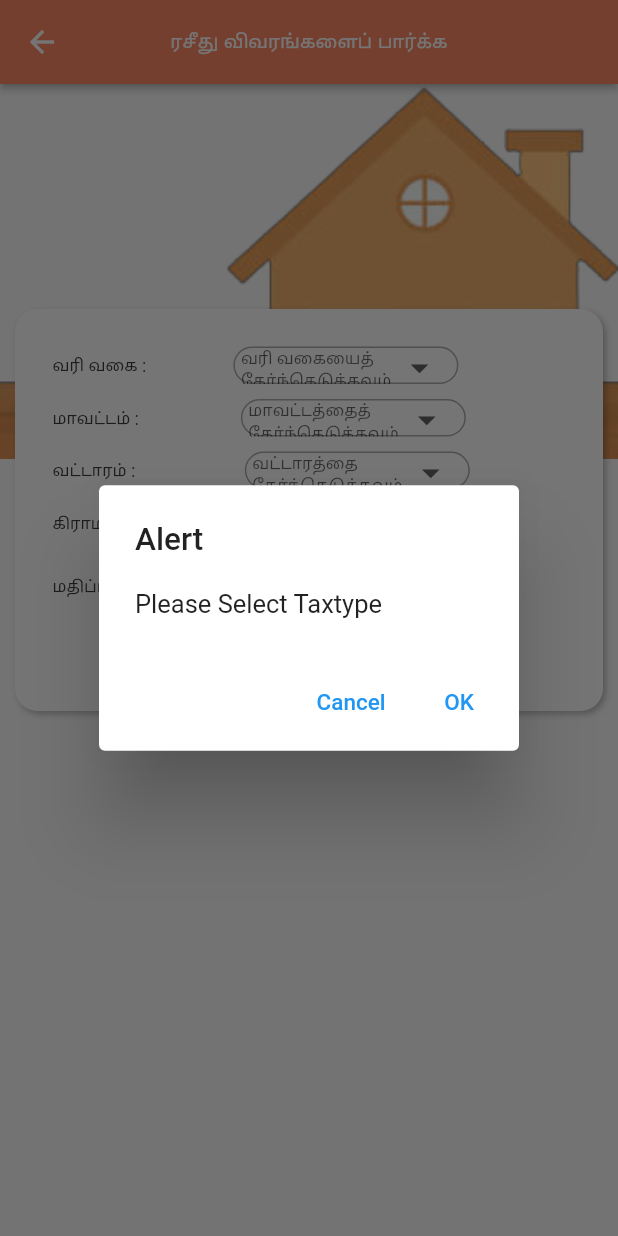
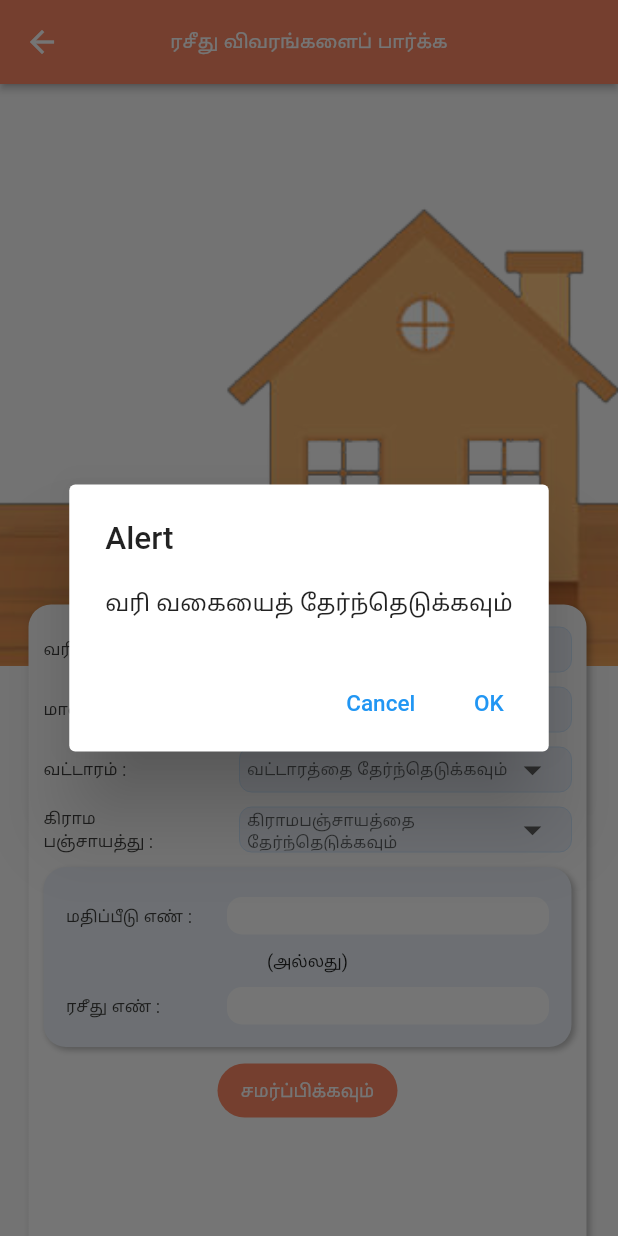
Before and after one commit to TNANDROID/public_vptax, a Flutter app: the ViewReceipt screen opened directly, after a tap on "சமர்ப்பிக்கவும்", on a phone screen of 412 x 824 dp. Run offline on Flutter 3.47's test engine with Material 2 defaults, Android fonts, the phone set to English and light mode, and no system bars; our stand-ins replace easy_localization, flutter_form_builder, flutter_spinkit, flutter_staggered_animations, form_builder_validators, get_it and 6 more; missing offline and left inert: encrypt, open_settings; accounts and stored records are empty.

Commit message:
View receipt Change

```diff
--- a/lib/Activity/Auth/View_receipt.dart
+++ b/lib/Activity/Auth/View_receipt.dart
@@ -1,6 +1,5 @@
 import 'dart:async';
 import 'dart:convert';
-import 'package:dropdown_button2/dropdown_button2.dart';
 import 'package:easy_localization/easy_localization.dart';
 import 'package:flutter/cupertino.dart';
 import 'package:flutter/material.dart';
@@ -39,6 +38,7 @@ class _ViewReceiptState extends State<ViewReceipt> {
   String selectedBlock = "";
   String selectedvillage = "";
   String selectedTaxType = "";
+  bool taxFlag=false;
   bool districtFlag=false;
   bool blockFlag=false;
   bool villageFlag=false;
@@ -147,12 +147,18 @@ class _ViewReceiptState extends State<ViewReceipt> {
           fontSize: 12, fontWeight: FontWeight.w400, color: c.grey_8),
         decoration: InputDecoration(
           contentPadding: EdgeInsets.only(left: 5),
+          constraints: BoxConstraints(
+            maxHeight: 30
+          ),
           hintText: inputHint,
           hintStyle: TextStyle(fontSize: 11),
           filled: true,
-          fillColor: Colors.white,
-          enabledBorder: UIHelper.getInputBorder(1, borderColor: c.grey_6),
-          focusedBorder: UIHelper.getInputBorder(1, borderColor: c.grey_6),
+          fillColor: c.need_improvement2,
+          enabledBorder: OutlineInputBorder(
+            borderSide:BorderSide(color: c.need_improvement1, width: 0.0),
+            borderRadius:BorderRadius.circular(8),
+          ),
+          focusedBorder: UIHelper.getInputBorder(1, borderColor: c.dot_light_screen_lite),
         ),
         name: fieldName,
       initialValue: index == 0
@@ -249,19 +255,20 @@ class _ViewReceiptState extends State<ViewReceipt> {
         body:SingleChildScrollView(
           child: Column(
             children: [
-              Stack(
-                  children: [
                     Container(
+                      height: MediaQuery.of(context).size.height/2,
                       child: Image.asset(
                         imagePath.house_tax,
                         fit: BoxFit.fitWidth,
                         width: MediaQuery.of(context).size.width,
-                        height: 250,
                       ),
                     ),
               Container(
-                      margin: EdgeInsets.only(top: 150,left: 10,right: 10),
-                      padding: EdgeInsets.only(left: 20,right: 20,top: 20),
+                transform: Matrix4.translationValues(-6.0,-70.0,10.0),
+                margin: EdgeInsets.only(left: 25,right: 15,top:5),
+                padding:  EdgeInsets.only(top: 10,left: 5,right: 5),
+                height: MediaQuery.of(context).size.height/1.8,
+                // padding: EdgeInsets.only(left: 12,top: 20),
                 decoration:
                 UIHelper.roundedBorderWithColorWithShadow(
                     15,c.white,c.white,borderColor: Colors.transparent,borderWidth: 5),
@@ -272,7 +279,8 @@ class _ViewReceiptState extends State<ViewReceipt> {
                       child: Row(
                         mainAxisAlignment: MainAxisAlignment.start,
                         children: [
-                                Container(
+                          Expanded(
+                            flex:1,
                             child: Text(
                               'taxType'.tr().toString()+" : ",
                               style: TextStyle(
@@ -281,10 +289,8 @@ class _ViewReceiptState extends State<ViewReceipt> {
                             ),
                           ),
                           UIHelper.horizontalSpaceMedium,
-                                Container(
-                                    margin: EdgeInsets.only(left: 35),
-                                    width:150,
-                                    height: 25,
+                          Expanded(
+                            flex: 2,
                             child: addInputDropdownField(
                                 0, 'select_taxtype'.tr().toString(),
                                 'taxType'.tr().toString(), "Required"),
@@ -298,7 +304,8 @@ class _ViewReceiptState extends State<ViewReceipt> {
                       child: Row(
                         mainAxisAlignment: MainAxisAlignment.start,
                         children: [
-                                Container(
+                          Expanded(
+                            flex:1,
                             child: Text(
                               'district'.tr().toString()+" : ",
                               style: TextStyle(
@@ -307,10 +314,8 @@ class _ViewReceiptState extends State<ViewReceipt> {
                             ),
                           ),
                           UIHelper.horizontalSpaceMedium,
-                                Container(
-                                    margin: EdgeInsets.only(left: 45),
-                                    width:150,
-                                    height: 25,
+                          Expanded(
+                            flex: 2,
                             child:
                             addInputDropdownField(1, 'select_District'.tr().toString(),'district', "Required"),
                           )
@@ -323,7 +328,8 @@ class _ViewReceiptState extends State<ViewReceipt> {
                       child: Row(
                         mainAxisAlignment: MainAxisAlignment.start,
                         children: [
-                                Container(
+                          Expanded(
+                            flex:1,
                             child: Text(
                               'block'.tr().toString()+" : ",
                               style: TextStyle(
@@ -332,12 +338,9 @@ class _ViewReceiptState extends State<ViewReceipt> {
                             ),
                           ),
                           UIHelper.horizontalSpaceMedium,
-                                Container(
-                                    margin: EdgeInsets.only(left: 50),
-                                    width:150,
-                                    height: 25,
-                                    child:
-                                    addInputDropdownField(
+                          Expanded(
+                            flex: 2,
+                            child:addInputDropdownField(
                                 2, 'select_Block'.tr().toString(),
                                 "block", "Required"),
                           )
@@ -348,10 +351,11 @@ class _ViewReceiptState extends State<ViewReceipt> {
                     Visibility(
                       visible: villageFlag ? true : false,
                       child: Row(
-                              crossAxisAlignment: CrossAxisAlignment.center,
+
                         mainAxisAlignment: MainAxisAlignment.start,
                         children: [
-                                Container(
+                          Expanded(
+                            flex: 1,
                             child: Text(
                               'villagePanchayat'.tr().toString()+" : ",
                               style: TextStyle(
@@ -359,26 +363,27 @@ class _ViewReceiptState extends State<ViewReceipt> {
                                   color: c.grey_10),
                             ),
                           ),
-                                Container(
-                                    margin: EdgeInsets.only(left: 12),
-                                    width:145,
-                                    height: 25,
-                                    child:
-                                    addInputDropdownField(
+                          UIHelper.horizontalSpaceMedium,
+                          Expanded(
+                            flex: 2,
+                            child: addInputDropdownField(
                                 3, 'select_VillagePanchayat'.tr().toString(),
                                 "villagePanchayat", "Required"),
                           )
                         ],
                       ),
                     ),
-                          Visibility(
-                            visible: districtFlag ? true : false,
-                            child: Row(
-                              mainAxisAlignment: MainAxisAlignment.start,
+                    UIHelper.verticalSpaceSmall,
+                    Container(
+                      decoration:UIHelper.roundedBorderWithColorWithShadow(
+                          15,c.need_improvement2,c.need_improvement2,borderColor: Colors.transparent,borderWidth: 5),
+                      padding: EdgeInsets.only(top: 15,bottom: 10,left: 10,right: 10),
+                      child:Column(
                        children: [
                          Row(
                            children: [
-                                    Container(
+                             Expanded(
+                               flex: 1,
                                child: Text(
                                  'assesmentNo'.tr().toString()+" : ",
                                  style: TextStyle(
@@ -386,54 +391,58 @@ class _ViewReceiptState extends State<ViewReceipt> {
                                      color: c.grey_10),
                                ),
                              ),
-                                    Container(
+                             Expanded(
+                               flex: 2,
+                               child: Container(
                                  padding: EdgeInsets.only(top: 5),
                                  height:25,
                                  width:45,
                                  decoration: BoxDecoration(
-                                        color: c.grey_3,
+                                   color: c.white,
                                    borderRadius: BorderRadius.only(
                                      topLeft: Radius.circular(10),
                                      topRight: Radius.circular(10),
                                      bottomRight: Radius.circular(10),
                                      bottomLeft: Radius.circular(10),
                                    ),
-
                                  ),
                                  child: Padding(
                                    padding: EdgeInsets.only(top: 5,left: 3),
                                    child: TextFormField(
                                      controller: assessmentController,
-                                          minLines: 1,
+                                     inputFormatters: <TextInputFormatter>[
+                                       FilteringTextInputFormatter.digitsOnly
+                                     ],
                                      decoration: const InputDecoration(
                                          hintStyle: TextStyle(
                                            fontSize: 12,
                                          ),
                                          border:InputBorder.none
                                      ),
+                                     style: TextStyle(
+                                         fontSize: 12
+                                     ),
+                                   ),
                                  ),
                                ),
                              ),
                            ],
                          ),
-                                UIHelper.verticalSpaceLarge,
-                                UIHelper.horizontalSpaceTiny,
+                         UIHelper.verticalSpaceSmall,
                          Row(
+                           mainAxisAlignment: MainAxisAlignment.center,
                            children: [
-                                    Container(
-                                      child: Text(
-                                        "("+'or'.tr().toString()+")",
-                                        style: TextStyle(
-                                            fontSize: 12,
-                                            color: c.grey_10),
-                                      ),
-                                    ),
+                             Text("("+'or'.tr().toString()+")",style: TextStyle(
+                                 fontSize: 12
+                             ),)
                            ],
                          ),
+                         UIHelper.verticalSpaceSmall,
                          Row(
+                           mainAxisAlignment: MainAxisAlignment.spaceAround,
                            children: [
-                                    Container(
-                                      padding: EdgeInsets.only(left: 4),
+                             Expanded(
+                               flex:1,
                                child: Text(
                                  'receiptno'.tr().toString()+" : ",
                                  style: TextStyle(
@@ -441,76 +450,71 @@ class _ViewReceiptState extends State<ViewReceipt> {
                                      color: c.grey_10),
                                ),
                              ),
-                                    Container(
+                             Expanded(
+                                 flex: 2,
+                                 child: Container(
                                    padding: EdgeInsets.only(top: 5),
                                    height:25,
-                                      width: 45,
+                                   width:45,
                                    decoration: BoxDecoration(
-                                        color: c.grey_3,
+                                     color: c.white,
                                      borderRadius: BorderRadius.only(
                                        topLeft: Radius.circular(10),
                                        topRight: Radius.circular(10),
                                        bottomRight: Radius.circular(10),
                                        bottomLeft: Radius.circular(10),
                                      ),
-
                                    ),
                                    child: Padding(
-                                       padding: EdgeInsets.only(top: 5,left: 5),
+                                     padding: EdgeInsets.only(top: 5,left: 3),
                                      child: TextFormField(
                                        controller: receiptController,
-                                         minLines: 1,
+                                       inputFormatters: <TextInputFormatter>[
+                                         FilteringTextInputFormatter.digitsOnly
+                                       ],
                                        decoration: const InputDecoration(
+                                           hintStyle: TextStyle(
+                                             fontSize: 12,
+                                           ),
                                            border:InputBorder.none
+                                       ),
+                                       style: TextStyle(
+                                           fontSize: 12
                                        ),
                                      ),
                                    ),
-                                    ),
-                                   /* Container(
-                                      // margin: EdgeInsets.only(top: 5,left: 5,bottom: 10),
-                                      padding: EdgeInsets.only(left: 20,right: 13,top: 10),
-                                      decoration:
-                                      UIHelper.roundedBorderWithColorWithShadow(
-                                          10,c.white,borderColor: Colors.transparent,borderWidth: 5),)*/
+                                 ))
                            ],
                          ),
                        ],
-                            ),
+                      )
                     ),
                     Container(
+                      padding: EdgeInsets.only(top: 5),
                       child: TextButton(
                         child: Text("submit".tr().toString(),
                             style: TextStyle(color: c.white, fontSize: 13)),
-                                style: ButtonStyle(
-                                    backgroundColor:
-                                    MaterialStateProperty.all<Color>(
-                                        c.colorPrimary),
-                                    shape: MaterialStateProperty.all<
-                                        RoundedRectangleBorder>(
-                                        RoundedRectangleBorder(
-                                          borderRadius: BorderRadius.only(
-                                            topLeft: Radius.circular(25),
-                                            topRight: Radius.circular(25),
-                                            bottomLeft: Radius.circular(25),
-                                            bottomRight: Radius.circular(25),
+                        style: TextButton.styleFrom(
+                            fixedSize: const Size(120, 20),
+                            shape:StadiumBorder(),
+                            backgroundColor: c.colorPrimary
                         ),
-                                        ))),
                         onPressed: () {
                           setState(() {
                             Validate();
+
                           });
                         },
-                              )),
+                      ),
+                    )
                   ],
                 ),
-                    ),
-                  ]
               ),
               Visibility(
                 visible:listvisbility,
                 child: Container(
-                    padding: EdgeInsets.only(left: 10,right: 10,top: 20),
-                    margin: EdgeInsets.only(top: 15),
+                    transform: Matrix4.translationValues(-5.0,-50.0,10.0),
+                    padding: EdgeInsets.only(left: 10,right: 10),
                     child: AnimationLimiter(
                       child: ListView.builder(
                         physics: NeverScrollableScrollPhysics(),
@@ -544,7 +548,7 @@ class _ViewReceiptState extends State<ViewReceipt> {
                                       children: [
                                         Container(
                                           width: 100,
-                                            height: 180,
+                                          height: 185,
                                           decoration: BoxDecoration(
                                             gradient: LinearGradient(
                                                 colors: [
@@ -556,10 +560,10 @@ class _ViewReceiptState extends State<ViewReceipt> {
                                                 stops: [1.0, 0.0],
                                                 tileMode: TileMode.clamp),
                                             borderRadius: BorderRadius.only(
-                                                topLeft: Radius.circular(0),
+                                              topLeft: Radius.circular(5),
                                               topRight: Radius.circular(110),
                                               bottomRight: Radius.circular(110),
-                                                bottomLeft: Radius.circular(0),
+                                              bottomLeft: Radius.circular(5),
                                             ),
                                           ),
                                         ),
@@ -591,8 +595,7 @@ class _ViewReceiptState extends State<ViewReceipt> {
                                                       TextStyle(
                                                         fontSize: 13,
                                                         fontWeight:
-                                                              FontWeight
-                                                                  .bold,
+                                                        FontWeight.bold,
                                                         color: c.grey_10,
                                                       ),
                                                     ),
@@ -624,8 +627,7 @@ class _ViewReceiptState extends State<ViewReceipt> {
                                                       TextStyle(
                                                         fontSize: 13,
                                                         fontWeight:
-                                                            FontWeight
-                                                                .bold,
+                                                        FontWeight.bold,
                                                         color: c.grey_10,
                                                       ),
                                                     ),
@@ -648,8 +650,13 @@ class _ViewReceiptState extends State<ViewReceipt> {
                                                         color: c.grey_9,
                                                       ),
                                                     ),
-                                                      Padding(padding: EdgeInsets.only(left: 25),
+                                                    InkWell(
+                                                      onTap: (){
+                                                        print('download_tamil'.tr().toString()+"tamil_1".tr().toString());
+                                                      },
+                                                     child: Padding(padding: EdgeInsets.only(left: 25),
                                                         child:Image.asset(imagePath.download,height: 17,width: 17,),),
+                                                    )
                                                   ],
                                                 ),
                                               ),
@@ -664,13 +671,17 @@ class _ViewReceiptState extends State<ViewReceipt> {
                                                       TextStyle(
                                                         fontSize: 12,
                                                         fontWeight:
-                                                          FontWeight
-                                                              .bold,
+                                                        FontWeight.bold,
                                                         color: c.grey_9,
                                                       ),
                                                     ),
-                                                      Padding(padding: EdgeInsets.only(left: 25),
+                                                    InkWell(
+                                                      onTap: (){
+                                                        print('download_english'.tr().toString()+"english_1".tr().toString());
+                                                      },
+                                                      child: Padding(padding: EdgeInsets.only(left: 25),
                                                         child:Image.asset(imagePath.download,height: 17,width: 17,),),
+                                                    )
                                                   ],
                                                 ),
                                               ),
@@ -691,8 +702,7 @@ class _ViewReceiptState extends State<ViewReceipt> {
       ),
     ));
   }
-  Validate()
-  {
+  Validate() {
    if(selectedTaxType!=null && selectedTaxType !="")
      {
        if(selectedDistrict!=null && selectedDistrict!="")
@@ -708,24 +718,24 @@ class _ViewReceiptState extends State<ViewReceipt> {
             else
               {
                 listvisbility=false;
-                utils.showAlert(context,'please_enter_assessment_number'.tr().toString());
+                utils.showAlert(context,'enter_assessment_number'.tr().toString());
               }
            }
            else{
-             utils.showAlert(context,'select_VillagePanchayat');
+             utils.showAlert(context,'select_VillagePanchayat'.tr().toString());
            }
          }
          else{
-           utils.showAlert(context, "Please Select Block");
+           utils.showAlert(context,  "select_Block".tr().toString());
          }
        }
        else{
-         utils.showAlert(context, "Please Select District");
+         utils.showAlert(context, 'select_District'.tr().toString());
        }
      }
    else
      {
-       utils.showAlert(context, "Please Select Taxtype");
+       utils.showAlert(context, 'select_taxtype'.tr().toString());
      }
   }
 }
```
Lines whose indentation alone changed are shown as unchanged.
